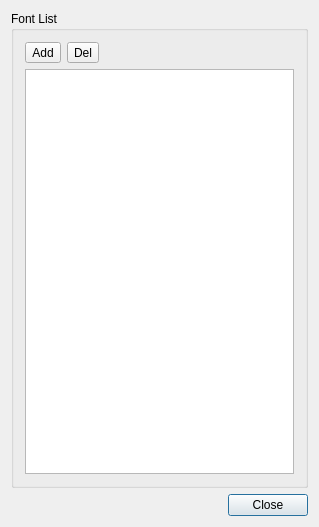
This is kvmrt2_media_editor/fontpool.ui in gyongchae/MediaEditor as Qt 5 draws it before an edit. The edited form follows.
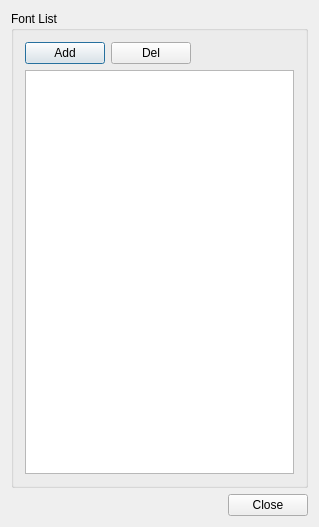
This is the edited form.

Diff of the .ui file:
```diff
--- a/kvmrt2_media_editor/fontpool.ui
+++ b/kvmrt2_media_editor/fontpool.ui
@@ -25,14 +25,14 @@
         <item>
          <layout class="QHBoxLayout" name="horizontalLayout" stretch="0,0,1">
           <item>
-           <widget class="QToolButton" name="btnAddFont">
+           <widget class="QPushButton" name="btnAddFont">
             <property name="text">
              <string>Add</string>
             </property>
            </widget>
           </item>
           <item>
-           <widget class="QToolButton" name="btnDelFont">
+           <widget class="QPushButton" name="btnDelFont">
             <property name="text">
              <string>Del</string>
             </property>
```
